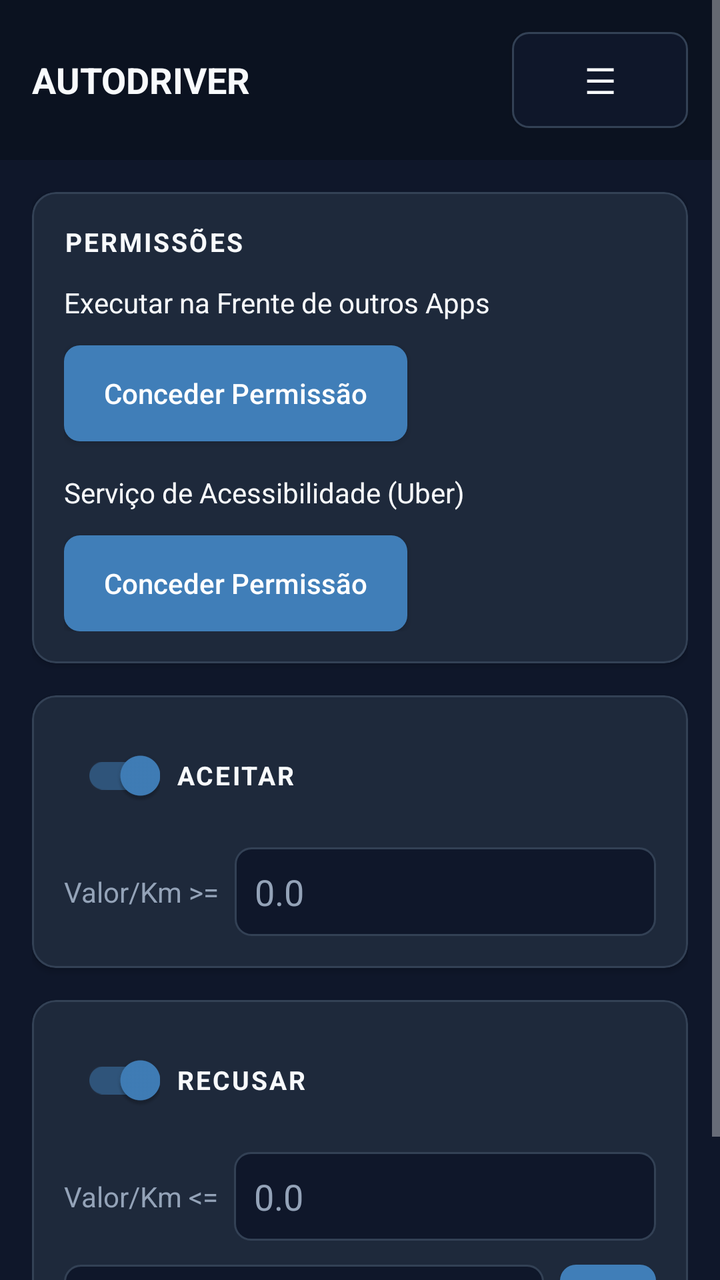
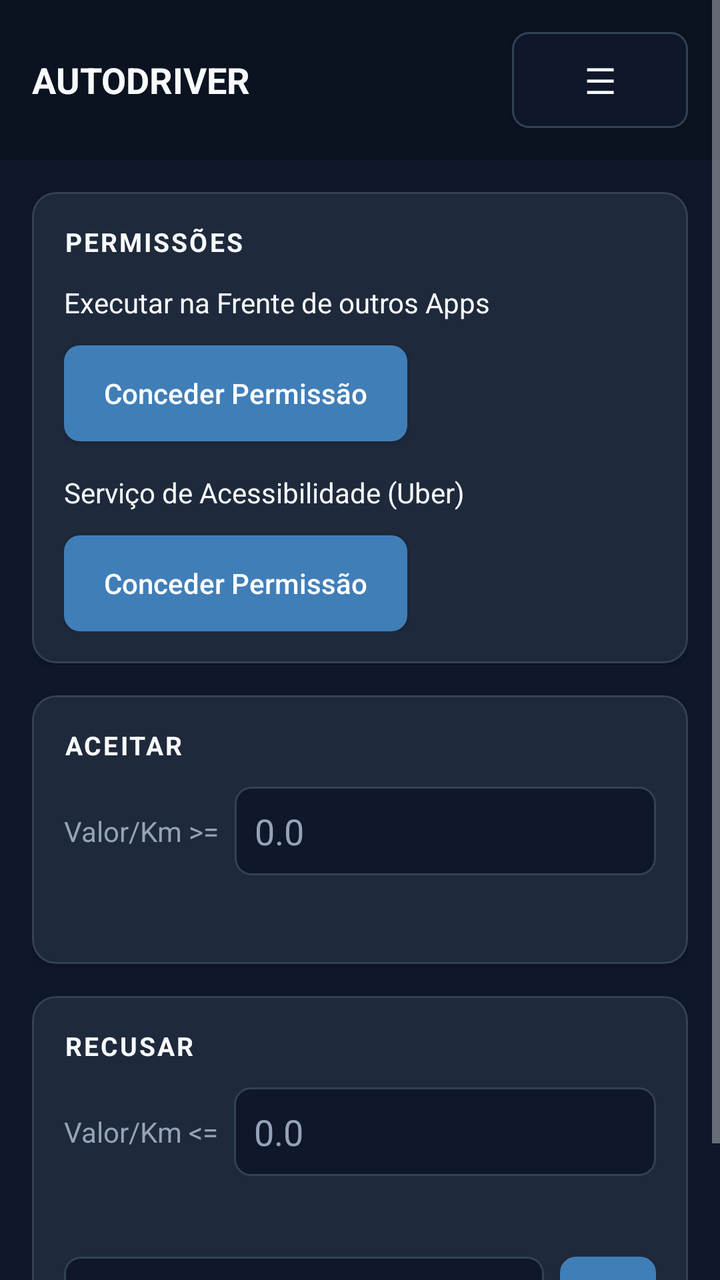

Screens rendered from an Android XML layout before and after an edit, with the pre-edit source and the edit as a unified diff.
<!-- AndroidManifest.xml: application theme Theme.MaterialComponents.NoActionBar -->
<!-- res/layout/activity_main.xml -->
<?xml version="1.0" encoding="utf-8"?>
<ScrollView xmlns:android="http://schemas.android.com/apk/res/android"
    xmlns:app="http://schemas.android.com/apk/res-auto"
    android:layout_width="match_parent"
    android:layout_height="match_parent"
    android:background="@color/tw_bg"
    android:fillViewport="true">

    <LinearLayout
        android:layout_width="match_parent"
        android:layout_height="wrap_content"
        android:orientation="vertical">

        <LinearLayout
            android:layout_width="match_parent"
            android:layout_height="wrap_content"
            android:background="@color/tw_header_bg"
            android:gravity="center_vertical"
            android:orientation="horizontal"
            android:padding="16dp">

            <TextView
                android:layout_width="0dp"
                android:layout_height="wrap_content"
                android:layout_weight="1"
                android:text="AUTODRIVER"
                android:textColor="@color/tw_text_primary"
                android:textSize="18sp"
                android:textStyle="bold" />

            <androidx.appcompat.widget.AppCompatButton
                android:id="@+id/menu_button"
                android:layout_width="wrap_content"
                android:layout_height="wrap_content"
                android:background="@drawable/tw_input_bg"
                android:paddingLeft="16dp"
                android:paddingRight="16dp"
                android:paddingTop="8dp"
                android:paddingBottom="8dp"
                android:text="☰"
                android:textColor="@color/tw_text_primary"
                android:textSize="18sp" />
        </LinearLayout>

        <LinearLayout
            android:layout_width="match_parent"
            android:layout_height="wrap_content"
            android:orientation="vertical"
            android:padding="16dp">

        <com.google.android.material.card.MaterialCardView style="@style/TwCard">

            <LinearLayout
                android:layout_width="match_parent"
                android:layout_height="wrap_content"
                android:orientation="vertical"
                android:padding="16dp">

                <TextView
                    style="@style/TwCardTitle"
                    android:text="Permissões" />

                <LinearLayout
                    android:layout_width="match_parent"
                    android:layout_height="wrap_content"
                    android:layout_marginTop="12dp"
                    android:gravity="center_vertical"
                    android:orientation="horizontal">

                    <TextView
                        android:layout_width="0dp"
                        android:layout_height="wrap_content"
                        android:layout_weight="1"
                        android:text="Executar na Frente de outros Apps"
                        android:textColor="@color/tw_text_primary" />

                    <TextView
                        android:id="@+id/overlay_permission_status"
                        android:layout_width="wrap_content"
                        android:layout_height="wrap_content"
                        android:layout_marginStart="8dp"
                        android:textStyle="bold" />
                </LinearLayout>

                <androidx.appcompat.widget.AppCompatButton
                    android:id="@+id/overlay_permission_button"
                    style="@style/TwPrimaryButton"
                    android:layout_width="wrap_content"
                    android:layout_height="wrap_content"
                    android:layout_marginTop="12dp"
                    android:text="Conceder Permissão" />

                <LinearLayout
                    android:layout_width="match_parent"
                    android:layout_height="wrap_content"
                    android:layout_marginTop="16dp"
                    android:gravity="center_vertical"
                    android:orientation="horizontal">

                    <TextView
                        android:layout_width="0dp"
                        android:layout_height="wrap_content"
                        android:layout_weight="1"
                        android:text="Serviço de Acessibilidade (Uber)"
                        android:textColor="@color/tw_text_primary" />

                    <TextView
                        android:id="@+id/accessibility_permission_status"
                        android:layout_width="wrap_content"
                        android:layout_height="wrap_content"
                        android:layout_marginStart="8dp"
                        android:textStyle="bold" />
                </LinearLayout>

                <androidx.appcompat.widget.AppCompatButton
                    android:id="@+id/accessibility_permission_button"
                    style="@style/TwPrimaryButton"
                    android:layout_width="wrap_content"
                    android:layout_height="wrap_content"
                    android:layout_marginTop="12dp"
                    android:text="Conceder Permissão" />
            </LinearLayout>
        </com.google.android.material.card.MaterialCardView>

        <com.google.android.material.card.MaterialCardView
            style="@style/TwCard"
            android:layout_marginTop="16dp">

            <LinearLayout
                android:layout_width="match_parent"
                android:layout_height="wrap_content"
                android:orientation="vertical"
                android:padding="16dp">

                <LinearLayout
                    android:layout_width="match_parent"
                    android:layout_height="wrap_content"
                    android:gravity="center_vertical"
                    android:orientation="horizontal">

                    <com.google.android.material.switchmaterial.SwitchMaterial
                        android:id="@+id/accept_enabled_switch"
                        android:layout_width="wrap_content"
                        android:layout_height="wrap_content"
                        android:layout_marginEnd="8dp"
                        android:checked="true"
                        app:thumbTint="@color/tw_switch_thumb"
                        app:trackTint="@color/tw_switch_track" />

                    <TextView
                        style="@style/TwCardTitle"
                        android:text="Aceitar" />
                </LinearLayout>

                <LinearLayout
                    android:layout_width="match_parent"
                    android:layout_height="wrap_content"
                    android:layout_marginTop="12dp"
                    android:gravity="center_vertical"
                    android:orientation="horizontal">

                    <TextView
                        android:layout_width="wrap_content"
                        android:layout_height="wrap_content"
                        android:text="Valor/Km &gt;="
                        android:textColor="@color/tw_text_secondary" />

                    <com.google.android.material.textfield.TextInputEditText
                        android:id="@+id/accept_when_value"
                        android:layout_width="0dp"
                        android:layout_height="wrap_content"
                        android:layout_marginStart="8dp"
                        android:layout_weight="1"
                        android:background="@drawable/tw_input_bg"
                        android:hint="0.0"
                        android:inputType="numberDecimal|numberSigned"
                        android:padding="10dp"
                        android:textColor="@color/tw_text_primary"
                        android:textColorHint="@color/tw_text_secondary" />
                </LinearLayout>

                <androidx.appcompat.widget.AppCompatButton
                    android:id="@+id/capture_accept_button"
                    style="@style/TwPrimaryButton"
                    android:layout_width="wrap_content"
                    android:layout_height="wrap_content"
                    android:layout_marginTop="12dp"
                    android:text="Capturar posição do Aceitar"
                    android:visibility="gone" />

                <TextView
                    android:id="@+id/capture_accept_status"
                    android:layout_width="wrap_content"
                    android:layout_height="wrap_content"
                    android:layout_marginTop="8dp"
                    android:textColor="@color/tw_text_secondary"
                    android:textSize="12sp"
                    android:visibility="gone" />
            </LinearLayout>
        </com.google.android.material.card.MaterialCardView>

        <com.google.android.material.card.MaterialCardView
            style="@style/TwCard"
            android:layout_marginTop="16dp">

            <LinearLayout
                android:layout_width="match_parent"
                android:layout_height="wrap_content"
                android:orientation="vertical"
                android:padding="16dp">

                <LinearLayout
                    android:layout_width="match_parent"
                    android:layout_height="wrap_content"
                    android:gravity="center_vertical"
                    android:orientation="horizontal">

                    <com.google.android.material.switchmaterial.SwitchMaterial
                        android:id="@+id/reject_enabled_switch"
                        android:layout_width="wrap_content"
                        android:layout_height="wrap_content"
                        android:layout_marginEnd="8dp"
                        android:checked="true"
                        app:thumbTint="@color/tw_switch_thumb"
                        app:trackTint="@color/tw_switch_track" />

                    <TextView
                        style="@style/TwCardTitle"
                        android:text="Recusar" />
                </LinearLayout>

                <LinearLayout
                    android:layout_width="match_parent"
                    android:layout_height="wrap_content"
                    android:layout_marginTop="12dp"
                    android:gravity="center_vertical"
                    android:orientation="horizontal">

                    <TextView
                        android:layout_width="wrap_content"
                        android:layout_height="wrap_content"
                        android:text="Valor/Km &lt;="
                        android:textColor="@color/tw_text_secondary" />

                    <com.google.android.material.textfield.TextInputEditText
                        android:id="@+id/reject_when_value"
                        android:layout_width="0dp"
                        android:layout_height="wrap_content"
                        android:layout_marginStart="8dp"
                        android:layout_weight="1"
                        android:background="@drawable/tw_input_bg"
                        android:hint="0.0"
                        android:inputType="numberDecimal|numberSigned"
                        android:padding="10dp"
                        android:textColor="@color/tw_text_primary"
                        android:textColorHint="@color/tw_text_secondary" />
                </LinearLayout>

                <androidx.appcompat.widget.AppCompatButton
                    android:id="@+id/capture_reject_button"
                    style="@style/TwPrimaryButton"
                    android:layout_width="wrap_content"
                    android:layout_height="wrap_content"
                    android:layout_marginTop="12dp"
                    android:text="Capturar posição do X"
                    android:visibility="gone" />

                <TextView
                    android:id="@+id/capture_reject_status"
                    android:layout_width="wrap_content"
                    android:layout_height="wrap_content"
                    android:layout_marginTop="8dp"
                    android:textColor="@color/tw_text_secondary"
                    android:textSize="12sp"
                    android:visibility="gone" />

                <LinearLayout
                    android:layout_width="match_parent"
                    android:layout_height="wrap_content"
                    android:layout_marginTop="12dp"
                    android:gravity="center_vertical"
                    android:orientation="horizontal">

                    <com.google.android.material.textfield.TextInputEditText
                        android:id="@+id/local_text"
                        android:layout_width="0dp"
                        android:layout_height="wrap_content"
                        android:layout_weight="1"
                        android:background="@drawable/tw_input_bg"
                        android:hint="Digite o local"
                        android:padding="12dp"
                        android:textColor="@color/tw_text_primary"
                        android:textColorHint="@color/tw_text_secondary" />

                    <androidx.appcompat.widget.AppCompatButton
                        android:id="@+id/add_local_button"
                        android:layout_width="48dp"
                        android:layout_height="48dp"
                        android:layout_marginStart="8dp"
                        android:background="@drawable/tw_button_bg"
                        android:includeFontPadding="false"
                        android:minWidth="0dp"
                        android:minHeight="0dp"
                        android:padding="0dp"
                        android:text="+"
                        android:textColor="@color/tw_white"
                        android:textSize="20sp"
                        android:textStyle="bold" />
                </LinearLayout>

                <LinearLayout
                    android:id="@+id/local_list_container"
                    android:layout_width="match_parent"
                    android:layout_height="wrap_content"
                    android:layout_marginTop="8dp"
                    android:orientation="vertical" />
            </LinearLayout>
        </com.google.android.material.card.MaterialCardView>

        </LinearLayout>
    </LinearLayout>
</ScrollView>
<!-- resources referenced by this layout -->
<resources>
  <color name="tw_bg">#0F172A</color>
  <color name="tw_header_bg">#0B1220</color>
  <color name="tw_text_primary">#F8FAFC</color>
  <color name="tw_text_secondary">#94A3B8</color>
  <color name="tw_white">#FFFFFF</color>
  <!-- drawable tw_button_bg (drawable) -->
  <?xml version="1.0" encoding="utf-8"?>
  <shape xmlns:android="http://schemas.android.com/apk/res/android">
      <solid android:color="@color/tw_blue_600" />
      <corners android:radius="8dp" />
  </shape>
  <!-- drawable tw_input_bg (drawable) -->
  <?xml version="1.0" encoding="utf-8"?>
  <shape xmlns:android="http://schemas.android.com/apk/res/android">
      <solid android:color="@color/tw_input_bg" />
      <corners android:radius="8dp" />
      <stroke
          android:width="1dp"
          android:color="@color/tw_border" />
  </shape>
  <style name="TwCard">
          <item name="android:layout_width">match_parent</item>
          <item name="android:layout_height">wrap_content</item>
          <item name="cardBackgroundColor">@color/tw_surface</item>
          <item name="cardCornerRadius">12dp</item>
          <item name="cardElevation">2dp</item>
          <item name="strokeColor">@color/tw_border</item>
          <item name="strokeWidth">1dp</item>
      </style>
  <style name="TwCardTitle">
          <item name="android:layout_width">wrap_content</item>
          <item name="android:layout_height">wrap_content</item>
          <item name="android:textColor">@color/tw_text_primary</item>
          <item name="android:textSize">13sp</item>
          <item name="android:textStyle">bold</item>
          <item name="android:letterSpacing">0.08</item>
          <item name="android:textAllCaps">true</item>
      </style>
  <style name="TwPrimaryButton" parent="Widget.AppCompat.Button">
          <item name="android:background">@drawable/tw_button_bg</item>
          <item name="android:textColor">@color/tw_white</item>
          <item name="android:textAllCaps">false</item>
          <item name="android:paddingLeft">20dp</item>
          <item name="android:paddingRight">20dp</item>
          <item name="android:paddingTop">10dp</item>
          <item name="android:paddingBottom">10dp</item>
      </style>
  <color name="tw_blue_600">#407EB8</color>
  <color name="tw_input_bg">#0F172A</color>
  <color name="tw_border">#334155</color>
  <color name="tw_surface">#1E293B</color>
</resources>

<!-- the commit's change to res/layout/activity_main.xml (unified diff, before → after) -->
@@ -132,25 +132,9 @@
                 android:orientation="vertical"
                 android:padding="16dp">
 
-                <LinearLayout
-                    android:layout_width="match_parent"
-                    android:layout_height="wrap_content"
-                    android:gravity="center_vertical"
-                    android:orientation="horizontal">
-
-                    <com.google.android.material.switchmaterial.SwitchMaterial
-                        android:id="@+id/accept_enabled_switch"
-                        android:layout_width="wrap_content"
-                        android:layout_height="wrap_content"
-                        android:layout_marginEnd="8dp"
-                        android:checked="true"
-                        app:thumbTint="@color/tw_switch_thumb"
-                        app:trackTint="@color/tw_switch_track" />
-
-                    <TextView
-                        style="@style/TwCardTitle"
-                        android:text="Aceitar" />
-                </LinearLayout>
+                <TextView
+                    style="@style/TwCardTitle"
+                    android:text="Aceitar" />
 
                 <LinearLayout
                     android:layout_width="match_parent"
@@ -179,23 +163,13 @@
                         android:textColorHint="@color/tw_text_secondary" />
                 </LinearLayout>
 
-                <androidx.appcompat.widget.AppCompatButton
-                    android:id="@+id/capture_accept_button"
-                    style="@style/TwPrimaryButton"
-                    android:layout_width="wrap_content"
-                    android:layout_height="wrap_content"
-                    android:layout_marginTop="12dp"
-                    android:text="Capturar posição do Aceitar"
-                    android:visibility="gone" />
-
                 <TextView
                     android:id="@+id/capture_accept_status"
                     android:layout_width="wrap_content"
                     android:layout_height="wrap_content"
-                    android:layout_marginTop="8dp"
+                    android:layout_marginTop="12dp"
                     android:textColor="@color/tw_text_secondary"
-                    android:textSize="12sp"
-                    android:visibility="gone" />
+                    android:textSize="12sp" />
             </LinearLayout>
         </com.google.android.material.card.MaterialCardView>
 
@@ -209,25 +183,9 @@
                 android:orientation="vertical"
                 android:padding="16dp">
 
-                <LinearLayout
-                    android:layout_width="match_parent"
-                    android:layout_height="wrap_content"
-                    android:gravity="center_vertical"
-                    android:orientation="horizontal">
-
-                    <com.google.android.material.switchmaterial.SwitchMaterial
-                        android:id="@+id/reject_enabled_switch"
-                        android:layout_width="wrap_content"
-                        android:layout_height="wrap_content"
-                        android:layout_marginEnd="8dp"
-                        android:checked="true"
-                        app:thumbTint="@color/tw_switch_thumb"
-                        app:trackTint="@color/tw_switch_track" />
-
-                    <TextView
-                        style="@style/TwCardTitle"
-                        android:text="Recusar" />
-                </LinearLayout>
+                <TextView
+                    style="@style/TwCardTitle"
+                    android:text="Recusar" />
 
                 <LinearLayout
                     android:layout_width="match_parent"
@@ -256,23 +214,13 @@
                         android:textColorHint="@color/tw_text_secondary" />
                 </LinearLayout>
 
-                <androidx.appcompat.widget.AppCompatButton
-                    android:id="@+id/capture_reject_button"
-                    style="@style/TwPrimaryButton"
-                    android:layout_width="wrap_content"
-                    android:layout_height="wrap_content"
-                    android:layout_marginTop="12dp"
-                    android:text="Capturar posição do X"
-                    android:visibility="gone" />
-
                 <TextView
                     android:id="@+id/capture_reject_status"
                     android:layout_width="wrap_content"
                     android:layout_height="wrap_content"
-                    android:layout_marginTop="8dp"
+                    android:layout_marginTop="12dp"
                     android:textColor="@color/tw_text_secondary"
-                    android:textSize="12sp"
-                    android:visibility="gone" />
+                    android:textSize="12sp" />
 
                 <LinearLayout
                     android:layout_width="match_parent"
